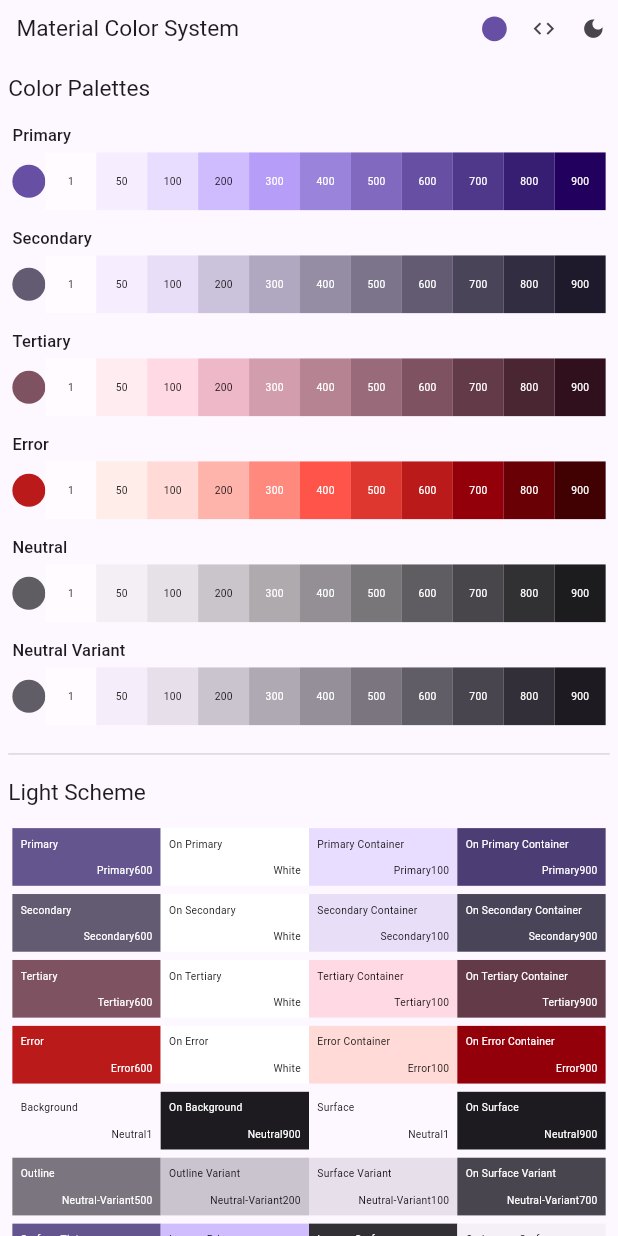
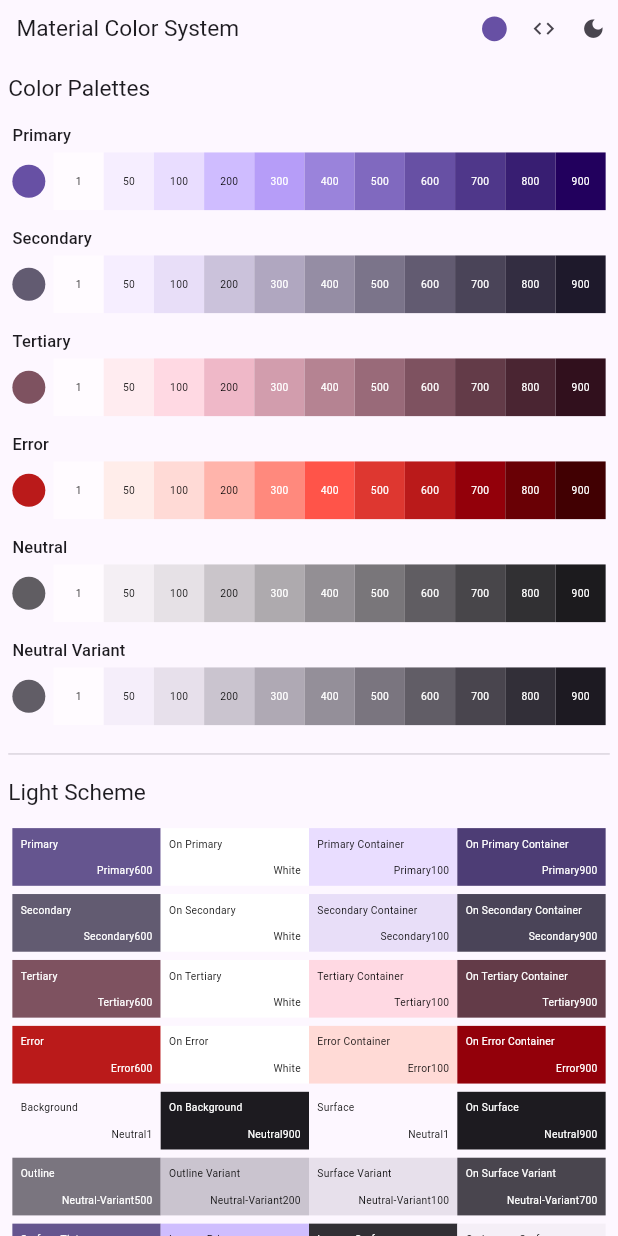
Before and after one commit to susatthi/flutter-material-color-system, a Flutter app: the screen it shows after launch, on a phone screen of 412 x 824 dp. Run offline on Flutter 3.47's test engine with Material 2 defaults, Android fonts, the phone set to English and light mode, and no system bars; our stand-ins replace flutter_riverpod, material_color_utilities, responsive_framework, riverpod_annotation; missing offline and left inert: flex_color_picker; generated files the repository leaves out were written again.

Commit message:
🐛 fix: レイアウト崩れを修正

```diff
--- a/lib/page/component/tonal_palettes.dart
+++ b/lib/page/component/tonal_palettes.dart
@@ -155,6 +155,7 @@ class _MobilePaletteRow extends StatelessWidget {
                 materialColor: materialColor,
                 colorDimention: 32,
               ),
+              const SizedBox(width: commonPadding),
               ...paletteItems.map(
                 (e) => Expanded(
                   child: Palette(item: e),
```
